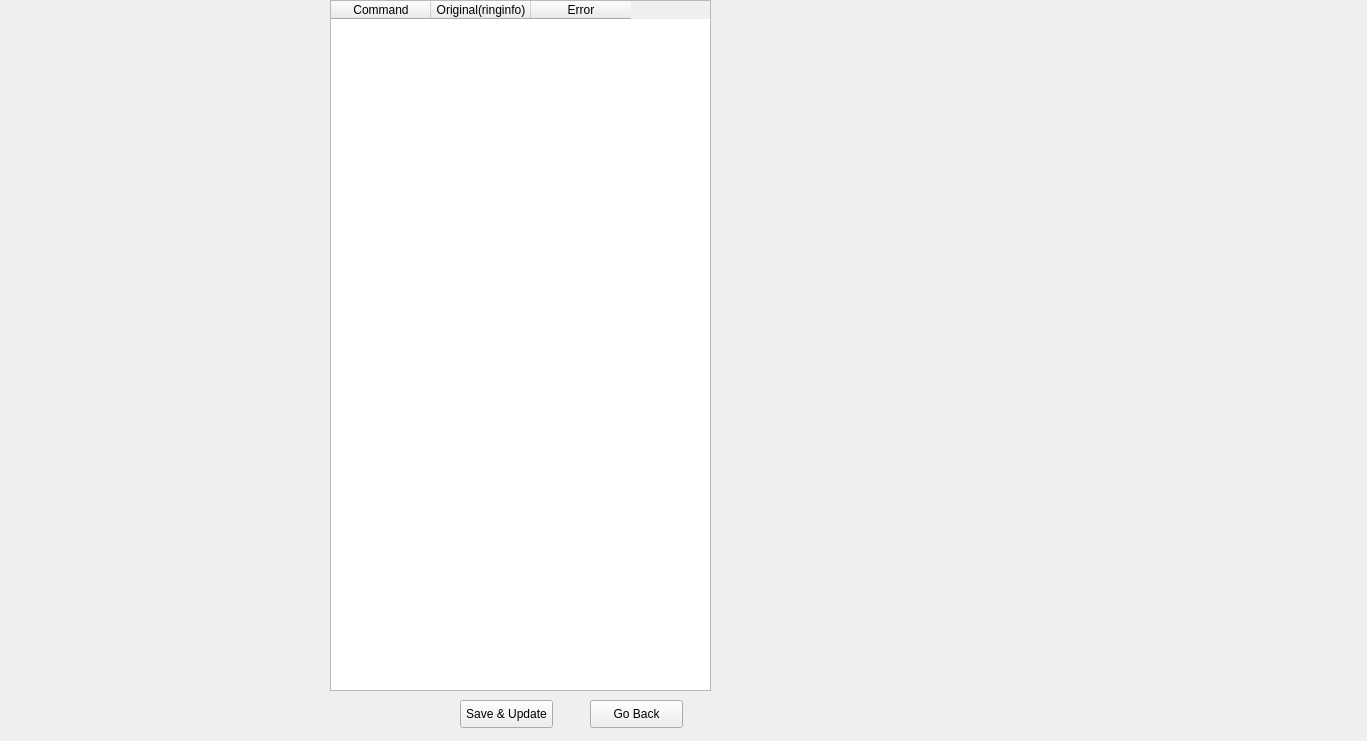
Before: the Qt Designer form Client/command_validator_app/ui/command_info.ui in Jyuqi/AutoULTGen, drawn with Qt 5.
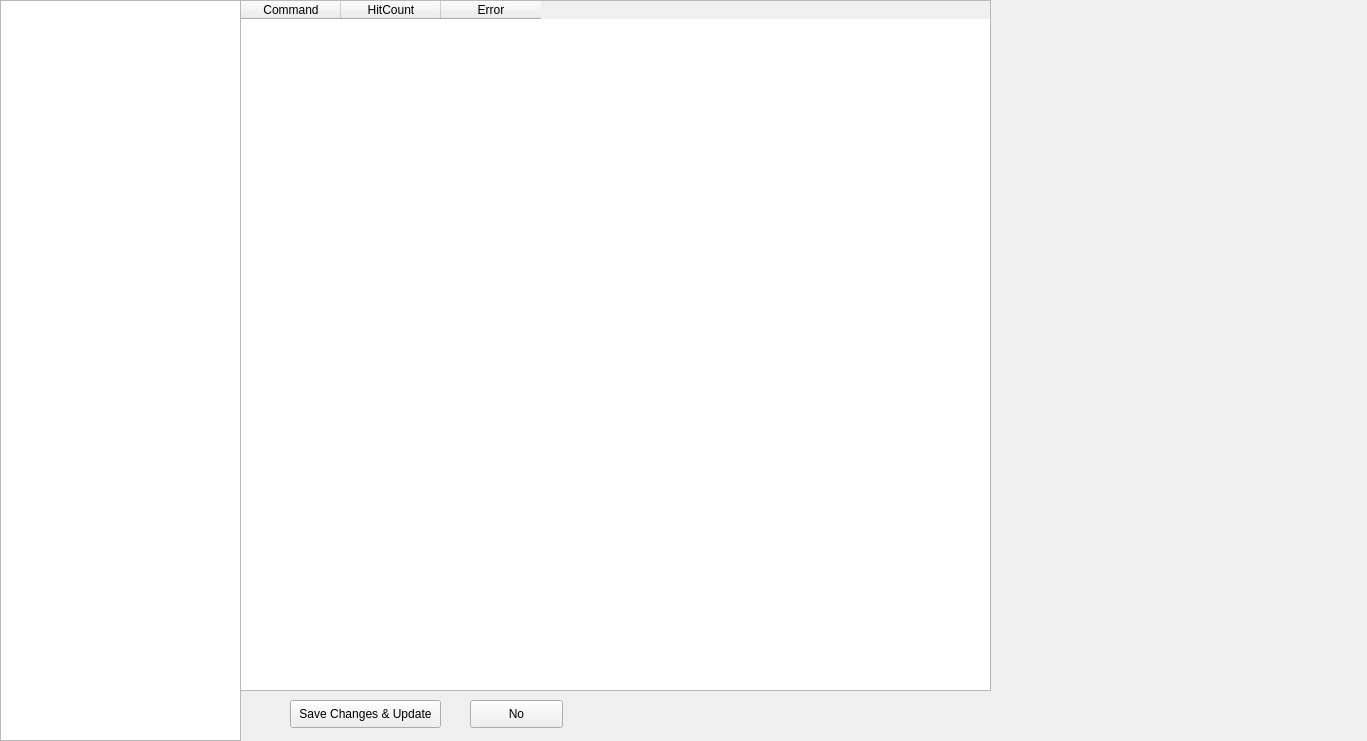
After: the same form once the commit is applied. The open tabs and pages were chosen to show the change.

```diff
--- a/Client/command_validator_app/ui/command_info.ui
+++ b/Client/command_validator_app/ui/command_info.ui
@@ -217,15 +217,30 @@
     </widget>
    </widget>
    <widget class="QWidget" name="cmdlist">
+    <property name="minimumSize">
+     <size>
+      <width>1451</width>
+      <height>0</height>
+     </size>
+    </property>
     <widget class="QTableWidget" name="tableWidgetCmdlist">
      <property name="geometry">
       <rect>
-       <x>330</x>
+       <x>240</x>
        <y>0</y>
-       <width>381</width>
+       <width>751</width>
        <height>691</height>
       </rect>
      </property>
+     <property name="maximumSize">
+      <size>
+       <width>751</width>
+       <height>691</height>
+      </size>
+     </property>
+     <property name="sizeAdjustPolicy">
+      <enum>QAbstractScrollArea::AdjustToContents</enum>
+     </property>
      <column>
       <property name="text">
        <string>Command</string>
@@ -233,7 +248,7 @@
      </column>
      <column>
       <property name="text">
-       <string>Original(ringinfo)</string>
+       <string>HitCount</string>
       </property>
      </column>
      <column>
@@ -245,29 +260,53 @@
     <widget class="QPushButton" name="pushButtonSU">
      <property name="geometry">
       <rect>
-       <x>460</x>
+       <x>290</x>
        <y>700</y>
-       <width>93</width>
+       <width>151</width>
        <height>28</height>
       </rect>
      </property>
      <property name="text">
-      <string>Save &amp;&amp; Update</string>
+      <string>Save Changes &amp;&amp; Update</string>
      </property>
     </widget>
     <widget class="QPushButton" name="pushButtonGB">
      <property name="geometry">
       <rect>
-       <x>590</x>
+       <x>470</x>
        <y>700</y>
        <width>93</width>
        <height>28</height>
       </rect>
      </property>
      <property name="text">
-      <string>Go Back</string>
+      <string>No</string>
      </property>
     </widget>
+    <widget class="QTreeWidget" name="treeWidgetCmdlist">
+     <property name="geometry">
+      <rect>
+       <x>0</x>
+       <y>0</y>
+       <width>241</width>
+       <height>741</height>
+      </rect>
+     </property>
+     <property name="wordWrap">
+      <bool>false</bool>
+     </property>
+     <property name="columnCount">
+      <number>1</number>
+     </property>
+     <attribute name="headerVisible">
+      <bool>false</bool>
+     </attribute>
+     <column>
+      <property name="text">
+       <string notr="true">1</string>
+      </property>
+     </column>
+    </widget>
    </widget>
    <widget class="QWidget" name="page_5">
     <property name="acceptDrops">
```
Left out of the diff: 4 changed lines with no effect on the pictures.
